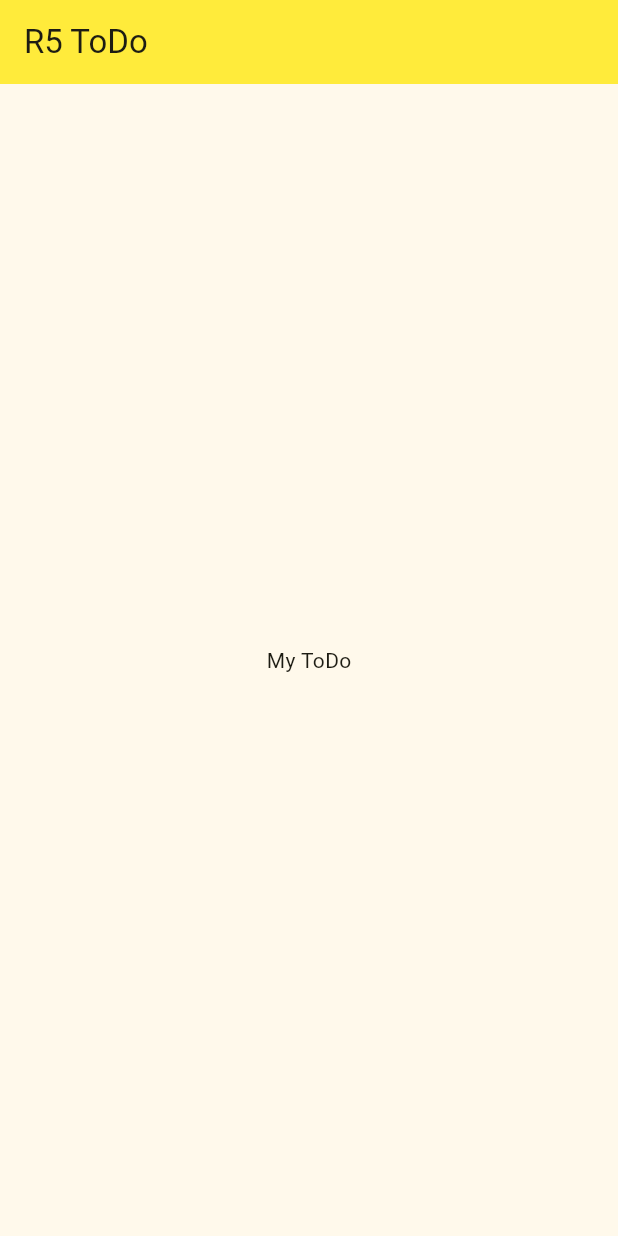
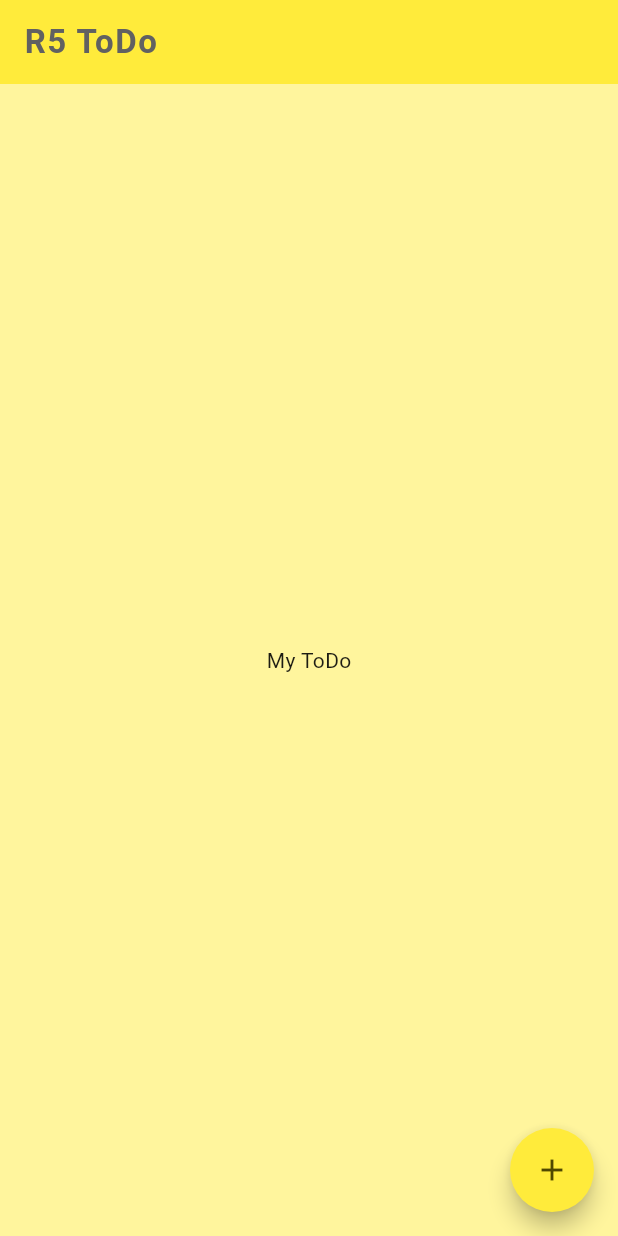
Before and after one commit to eacardenase/r5_todo_app, a Flutter app: the screen it shows after launch, on a phone screen of 412 x 824 dp. Run offline on Flutter 3.47's test engine with Material 3 defaults, Android fonts, the phone set to English and light mode, and no system bars.

Commit message:
feat: add tasks screen scafold

```diff
--- a/lib/screens/tasks.dart
+++ b/lib/screens/tasks.dart
@@ -6,17 +6,30 @@ class TasksScreen extends StatelessWidget {
   @override
   Widget build(BuildContext context) {
     return Scaffold(
+      backgroundColor: Colors.yellow.shade200,
       appBar: AppBar(
-        title: const Text(
+        title: Text(
           "R5 ToDo",
+          style: TextStyle(
+            letterSpacing: 1,
+            fontWeight: FontWeight.bold,
+            color: Colors.grey.shade700,
+          ),
         ),
         backgroundColor: Colors.yellow,
+        elevation: 0,
       ),
       body: const Center(
         child: Text(
           'My ToDo',
         ),
       ),
+      floatingActionButton: FloatingActionButton(
+        onPressed: () {},
+        backgroundColor: Colors.yellow,
+        shape: const CircleBorder(),
+        child: const Icon(Icons.add),
+      ),
     );
   }
 }
```
